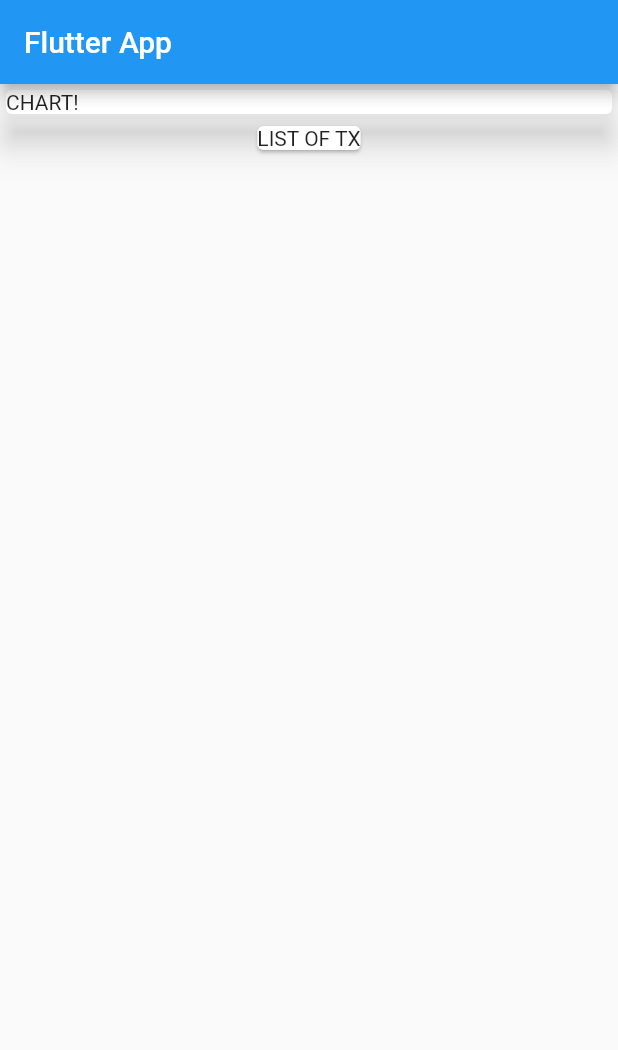
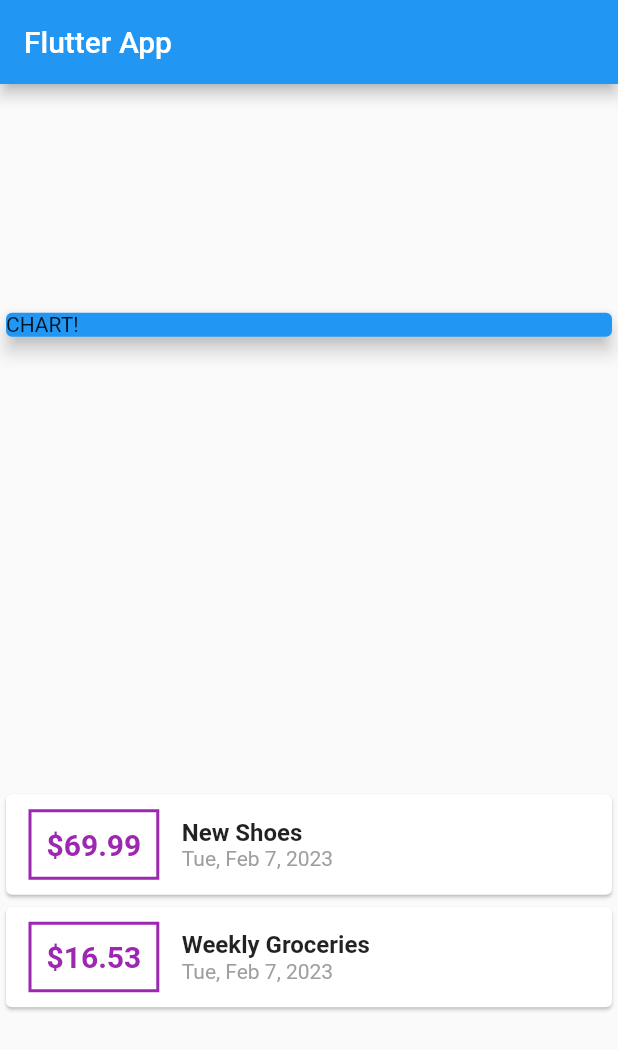
Before and after one commit to Highbeekhay/second_project, a Flutter app: the screen it shows after launch, on a phone screen of 412 x 824 dp. Shown: the top 1050 px of the screen. Run offline on Flutter 3.47's test engine with Material 2 defaults, Android fonts, the phone set to English and light mode, and no system bars.

Commit message:
second practice

```diff
--- a/lib/main.dart
+++ b/lib/main.dart
@@ -1,4 +1,7 @@
 import 'package:flutter/material.dart';
+import 'package:intl/intl.dart';
+
+import './transaction.dart';
 
 void main() => runApp(MyApp());
 
@@ -15,7 +18,20 @@ class MyApp extends StatelessWidget {
 }
 
 class MyHomePage extends StatelessWidget {
-  const MyHomePage({super.key});
+  final List<Transaction> transactions = [
+    Transaction(
+      id: 't1',
+      title: 'New Shoes',
+      amount: 69.99,
+      date: DateTime.now(),
+    ),
+    Transaction(
+      id: 't2',
+      title: 'Weekly Groceries',
+      amount: 16.53,
+      date: DateTime.now(),
+    ),
+  ];
 
   @override
   Widget build(BuildContext context) {
@@ -24,17 +40,65 @@ class MyHomePage extends StatelessWidget {
         title: Text('Flutter App'),
       ),
       body: Column(
+        mainAxisAlignment: MainAxisAlignment.spaceAround,
         children: [
           Container(
             width: double.infinity,
             child: Card(
+              color: Colors.blue,
               child: Text("CHART!"),
-              elevation: 10,
+              elevation: 5,
             ),
           ),
-          Card(
-            child: Text('LIST OF TX'),
-          ),
+          Column(
+            crossAxisAlignment: CrossAxisAlignment.start,
+            children: transactions.map((tx) {
+              return Card(
+                  child: Row(
+                children: [
+                  Container(
+                    margin: EdgeInsets.symmetric(
+                      vertical: 10,
+                      horizontal: 15,
+                    ),
+                    decoration: BoxDecoration(
+                      border: Border.all(
+                        color: Colors.purple,
+                        width: 2,
+                      ),
+                    ),
+                    padding: EdgeInsets.all(10),
+                    child: Text(
+                      '\$${tx.amount}',
+                      style: TextStyle(
+                        fontWeight: FontWeight.bold,
+                        fontSize: 20,
+                        color: Colors.purple,
+                      ),
+                    ),
+                  ),
+                  Column(
+                    crossAxisAlignment: CrossAxisAlignment.start,
+                    children: [
+                      Text(
+                        tx.title,
+                        style: TextStyle(
+                          fontWeight: FontWeight.bold,
+                          fontSize: 16,
+                        ),
+                      ),
+                      Text(
+                        DateFormat.yMMMEd().format(tx.date),
+                        style: TextStyle(
+                          color: Colors.grey,
+                        ),
+                      )
+                    ],
+                  )
+                ],
+              ));
+            }).toList(),
+          )
         ],
       ),
     );
--- /dev/null
+++ b/lib/transaction.dart
@@ -0,0 +1,15 @@
+import 'package:flutter/foundation.dart';
+
+class Transaction {
+  final String id;
+  final String title;
+  final double amount;
+  final DateTime date;
+
+  Transaction({
+    required this.id,
+    required this.title,
+    required this.amount,
+    required this.date,
+  });
+}
--- a/pubspec.yaml
+++ b/pubspec.yaml
@@ -30,6 +30,7 @@ environment:
 dependencies:
   flutter:
     sdk: flutter
+  intl: ^0.18.0
 
 
   # The following adds the Cupertino Icons font to your application.
```
Also changed, not shown: pubspec.lock.
